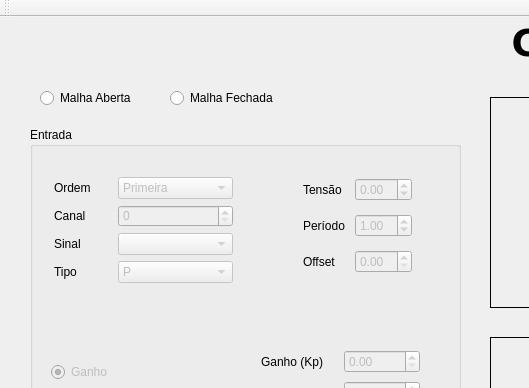
This is LabControle1/mainwindow.ui in marciojunior159/Projects as Qt 5 draws it before an edit; both pictures show x 0 to 529 and y 0 to 388 of the 1200 by 700 pixel window. The edited form follows.
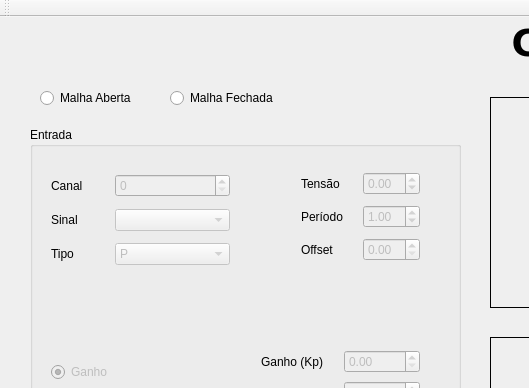
This is the edited form. Custom widgets are drawn as their Qt base class.

Commit message: pequeno ajuste na interface

Diff of the .ui file:
```diff
--- a/LabControle1/mainwindow.ui
+++ b/LabControle1/mainwindow.ui
@@ -276,10 +276,10 @@
     <widget class="QWidget" name="layoutWidget">
      <property name="geometry">
       <rect>
-       <x>262</x>
-       <y>33</y>
-       <width>131</width>
-       <height>131</height>
+       <x>260</x>
+       <y>30</y>
+       <width>141</width>
+       <height>121</height>
       </rect>
      </property>
      <layout class="QGridLayout" name="gridLayout_4">
@@ -351,58 +351,21 @@
     <widget class="QWidget" name="layoutWidget">
      <property name="geometry">
       <rect>
-       <x>13</x>
-       <y>39</y>
+       <x>10</x>
+       <y>30</y>
        <width>201</width>
        <height>128</height>
       </rect>
      </property>
      <layout class="QGridLayout" name="gridLayout_5">
-      <item row="1" column="0">
-       <widget class="QLabel" name="label_5">
-        <property name="text">
-         <string>Canal</string>
-        </property>
-       </widget>
-      </item>
-      <item row="1" column="1" colspan="2">
-       <widget class="QSpinBox" name="spinBoxCanal">
-        <property name="enabled">
-         <bool>false</bool>
-        </property>
-        <property name="maximum">
-         <number>7</number>
-        </property>
-       </widget>
-      </item>
       <item row="2" column="0">
-       <widget class="QLabel" name="label_3">
-        <property name="text">
-         <string>Sinal</string>
-        </property>
-       </widget>
-      </item>
-      <item row="2" column="1" colspan="2">
-       <widget class="QComboBox" name="comboBoxSinal">
-        <property name="enabled">
-         <bool>false</bool>
-        </property>
-        <property name="editable">
-         <bool>false</bool>
-        </property>
-        <property name="currentIndex">
-         <number>-1</number>
-        </property>
-       </widget>
-      </item>
-      <item row="3" column="0">
        <widget class="QLabel" name="label">
         <property name="text">
          <string>Tipo</string>
         </property>
        </widget>
       </item>
-      <item row="3" column="1" colspan="2">
+      <item row="2" column="1" colspan="2">
        <widget class="QComboBox" name="comboBoxTipodeControle">
         <property name="enabled">
          <bool>false</bool>
@@ -438,14 +401,31 @@
        </widget>
       </item>
       <item row="0" column="0">
-       <widget class="QLabel" name="label_10">
+       <widget class="QLabel" name="label_5">
         <property name="text">
-         <string>Ordem</string>
+         <string>Canal</string>
         </property>
        </widget>
       </item>
       <item row="0" column="1" colspan="2">
-       <widget class="QComboBox" name="comboBoxSinal_ordem">
+       <widget class="QSpinBox" name="spinBoxCanal">
+        <property name="enabled">
+         <bool>false</bool>
+        </property>
+        <property name="maximum">
+         <number>7</number>
+        </property>
+       </widget>
+      </item>
+      <item row="1" column="0">
+       <widget class="QLabel" name="label_3">
+        <property name="text">
+         <string>Sinal</string>
+        </property>
+       </widget>
+      </item>
+      <item row="1" column="1" colspan="2">
+       <widget class="QComboBox" name="comboBoxSinal">
         <property name="enabled">
          <bool>false</bool>
         </property>
@@ -453,18 +433,8 @@
          <bool>false</bool>
         </property>
         <property name="currentIndex">
-         <number>0</number>
+         <number>-1</number>
         </property>
-        <item>
-         <property name="text">
-          <string>Primeira</string>
-         </property>
-        </item>
-        <item>
-         <property name="text">
-          <string>Segunda</string>
-         </property>
-        </item>
        </widget>
       </item>
      </layout>
```
